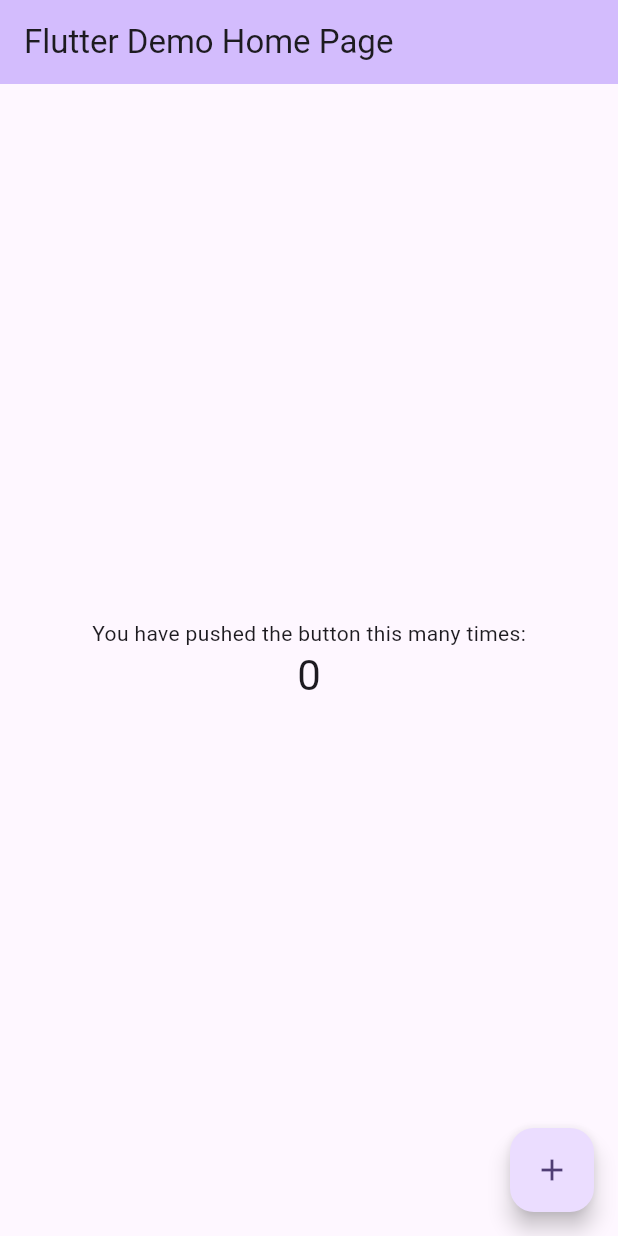
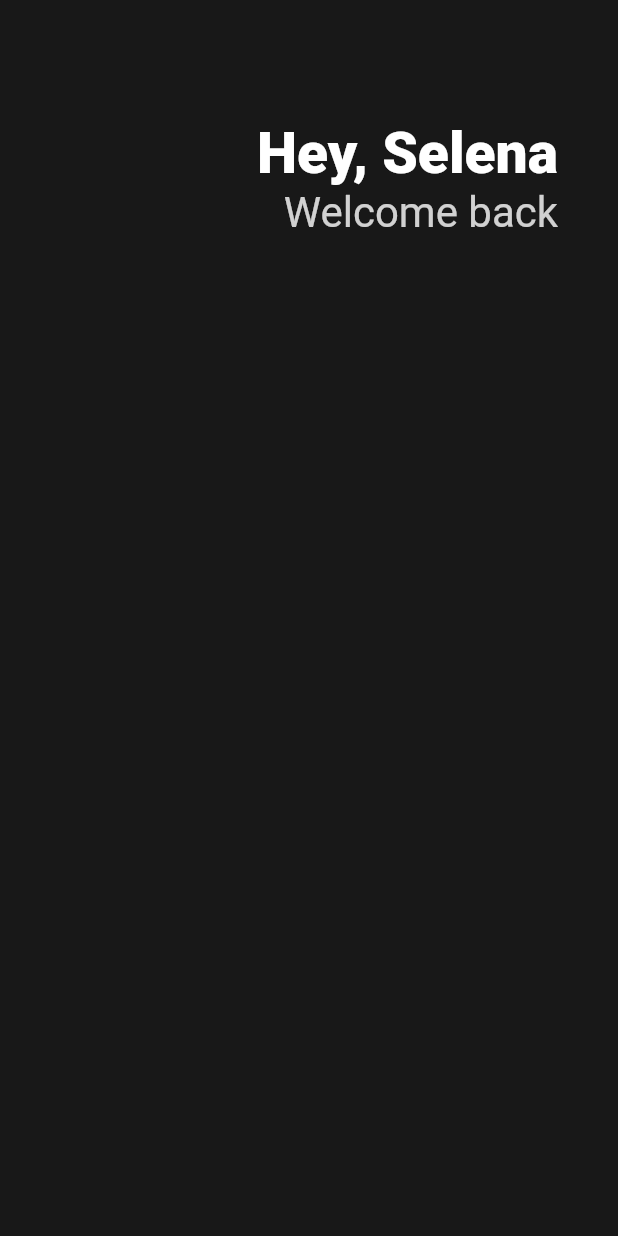
Before and after one commit to jay-hawk/hello_flutter, a Flutter app: the screen it shows after launch, on a phone screen of 412 x 824 dp. Run offline on Flutter 3.47's test engine with Material 2 defaults, Android fonts, the phone set to English and light mode, and no system bars.

Commit message:
<Feat>: Set a main.dart
main.dart 학습한 부분까지 붙여넣기함.

```diff
--- a/lib/main.dart
+++ b/lib/main.dart
@@ -1,125 +1,54 @@
 import 'package:flutter/material.dart';
 
 void main() {
-  runApp(const MyApp());
+  runApp(App());
 }
 
-class MyApp extends StatelessWidget {
-  const MyApp({super.key});
-
-  // This widget is the root of your application.
+class App extends StatelessWidget{
   @override
   Widget build(BuildContext context) {
     return MaterialApp(
-      title: 'Flutter Demo',
-      theme: ThemeData(
-        // This is the theme of your application.
-        //
-        // TRY THIS: Try running your application with "flutter run". You'll see
-        // the application has a blue toolbar. Then, without quitting the app,
-        // try changing the seedColor in the colorScheme below to Colors.green
-        // and then invoke "hot reload" (save your changes or press the "hot
-        // reload" button in a Flutter-supported IDE, or press "r" if you used
-        // the command line to start the app).
-        //
-        // Notice that the counter didn't reset back to zero; the application
-        // state is not lost during the reload. To reset the state, use hot
-        // restart instead.
-        //
-        // This works for code too, not just values: Most code changes can be
-        // tested with just a hot reload.
-        colorScheme: ColorScheme.fromSeed(seedColor: Colors.deepPurple),
-        useMaterial3: true,
+      home: Scaffold(
+          backgroundColor: Color(0xFF181818),
+          body: Padding(
+            padding: EdgeInsets.symmetric(
+              horizontal:40,
+            ),
+            child: Column(
+              children: [
+                SizedBox(
+                  height: 80,
+                ),
+                Row(
+                  mainAxisAlignment: MainAxisAlignment.
+                  end,
+                  children: [
+                    Column(
+                      crossAxisAlignment: CrossAxisAlignment.end,
+                      children: [
+                        Text(
+                          'Hey, Selena',
+                          style: TextStyle(
+                            color: Colors.white,
+                            fontSize: 38,
+                            fontWeight: FontWeight.w800,
+                          ),
+                        ),
+                        Text(
+                          'Welcome back',
+                          style: TextStyle(
+                            color: Colors.white.withOpacity(0.8),
+                            fontSize: 28,
+                          ),
+                        ),
+                      ],
+                    ),
+                  ],
+                ),
+              ],
+            ),
+          )
       ),
-      home: const MyHomePage(title: 'Flutter Demo Home Page'),
     );
   }
 }
-
-class MyHomePage extends StatefulWidget {
-  const MyHomePage({super.key, required this.title});
-
-  // This widget is the home page of your application. It is stateful, meaning
-  // that it has a State object (defined below) that contains fields that affect
-  // how it looks.
-
-  // This class is the configuration for the state. It holds the values (in this
-  // case the title) provided by the parent (in this case the App widget) and
-  // used by the build method of the State. Fields in a Widget subclass are
-  // always marked "final".
-
-  final String title;
-
-  @override
-  State<MyHomePage> createState() => _MyHomePageState();
-}
-
-class _MyHomePageState extends State<MyHomePage> {
-  int _counter = 0;
-
-  void _incrementCounter() {
-    setState(() {
-      // This call to setState tells the Flutter framework that something has
-      // changed in this State, which causes it to rerun the build method below
-      // so that the display can reflect the updated values. If we changed
-      // _counter without calling setState(), then the build method would not be
-      // called again, and so nothing would appear to happen.
-      _counter++;
-    });
-  }
-
-  @override
-  Widget build(BuildContext context) {
-    // This method is rerun every time setState is called, for instance as done
-    // by the _incrementCounter method above.
-    //
-    // The Flutter framework has been optimized to make rerunning build methods
-    // fast, so that you can just rebuild anything that needs updating rather
-    // than having to individually change instances of widgets.
-    return Scaffold(
-      appBar: AppBar(
-        // TRY THIS: Try changing the color here to a specific color (to
-        // Colors.amber, perhaps?) and trigger a hot reload to see the AppBar
-        // change color while the other colors stay the same.
-        backgroundColor: Theme.of(context).colorScheme.inversePrimary,
-        // Here we take the value from the MyHomePage object that was created by
-        // the App.build method, and use it to set our appbar title.
-        title: Text(widget.title),
-      ),
-      body: Center(
-        // Center is a layout widget. It takes a single child and positions it
-        // in the middle of the parent.
-        child: Column(
-          // Column is also a layout widget. It takes a list of children and
-          // arranges them vertically. By default, it sizes itself to fit its
-          // children horizontally, and tries to be as tall as its parent.
-          //
-          // Column has various properties to control how it sizes itself and
-          // how it positions its children. Here we use mainAxisAlignment to
-          // center the children vertically; the main axis here is the vertical
-          // axis because Columns are vertical (the cross axis would be
-          // horizontal).
-          //
-          // TRY THIS: Invoke "debug painting" (choose the "Toggle Debug Paint"
-          // action in the IDE, or press "p" in the console), to see the
-          // wireframe for each widget.
-          mainAxisAlignment: MainAxisAlignment.center,
-          children: <Widget>[
-            const Text(
-              'You have pushed the button this many times:',
-            ),
-            Text(
-              '$_counter',
-              style: Theme.of(context).textTheme.headlineMedium,
-            ),
-          ],
-        ),
-      ),
-      floatingActionButton: FloatingActionButton(
-        onPressed: _incrementCounter,
-        tooltip: 'Increment',
-        child: const Icon(Icons.add),
-      ), // This trailing comma makes auto-formatting nicer for build methods.
-    );
-  }
-}
```
